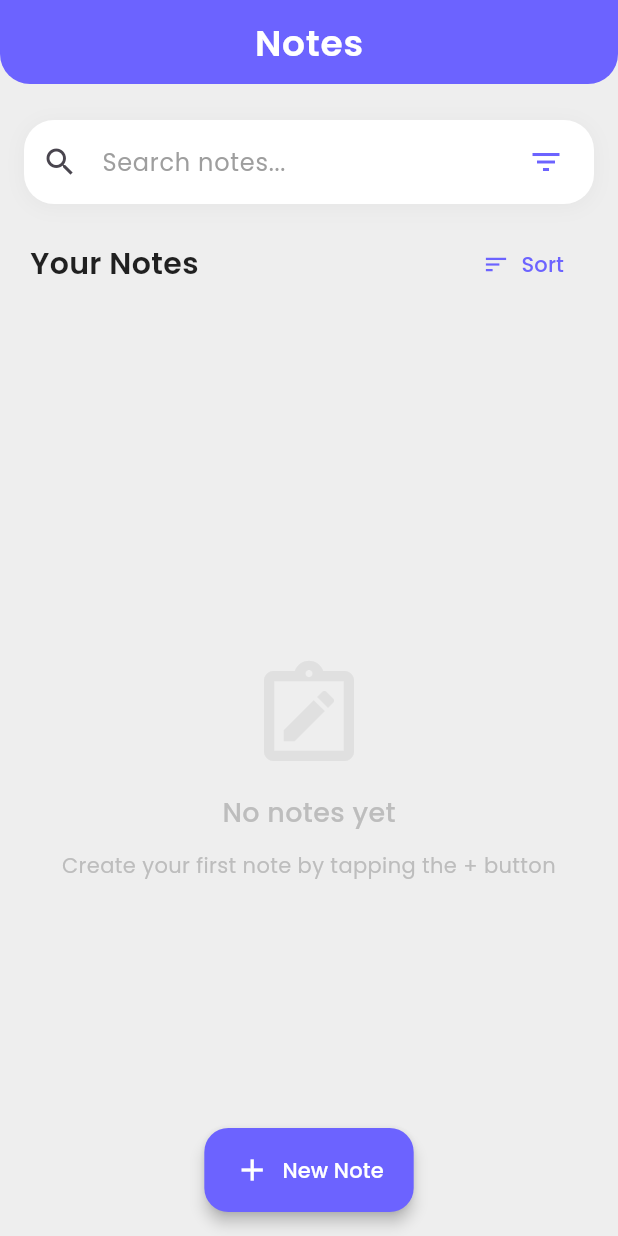
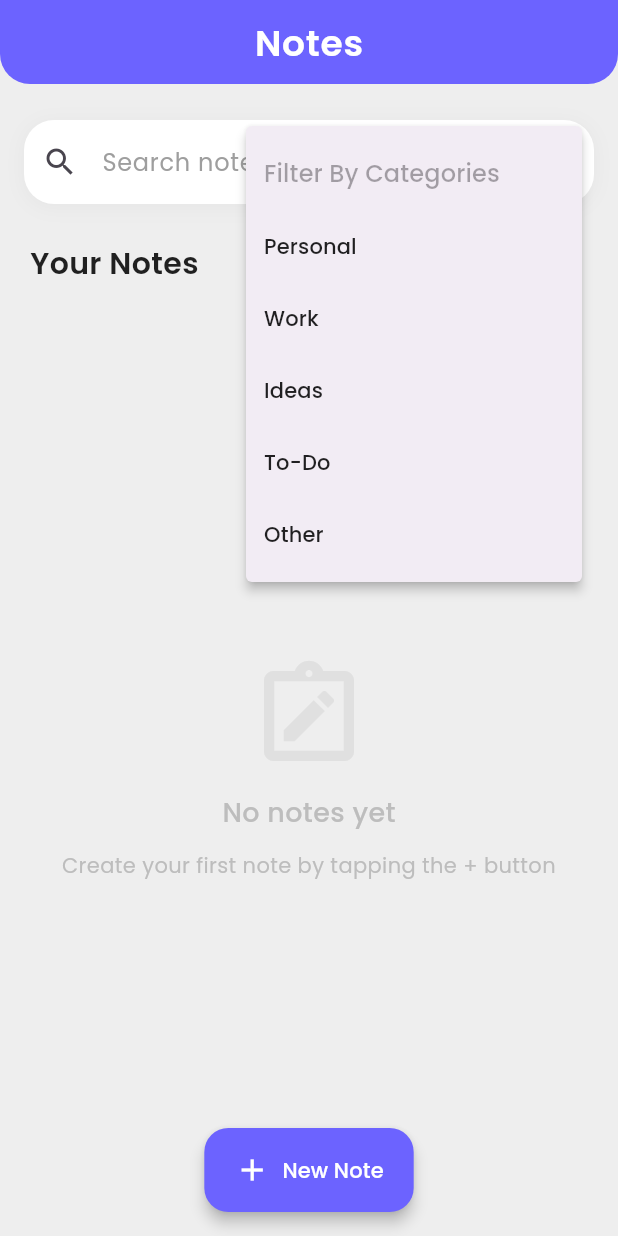
Before and after one commit to SahilLiotech/Notes-App, a Flutter app: the screen it shows after launch, after a tap on the "filter list" icon, on a phone screen of 412 x 824 dp. Run offline on Flutter 3.47's test engine with Material 3 defaults, Android fonts, the phone set to English and light mode, and no system bars; our stand-ins replace flutter_riverpod, google_fonts, hive; missing offline and left inert: flutter_quill; accounts and stored records are empty.

Commit message:
filter by category

```diff
--- a/lib/screens/home_screen.dart
+++ b/lib/screens/home_screen.dart
@@ -18,6 +18,14 @@ class HomeScreen extends ConsumerStatefulWidget {
 
 class _HomeScreenState extends ConsumerState<HomeScreen> {
   final searchController = TextEditingController();
+
+  final List<String> categories = [
+    'Personal',
+    'Work',
+    'Ideas',
+    'To-Do',
+    'Other',
+  ];
 
   void _showOptionsMenu() {
     showModalBottomSheet(
@@ -104,46 +112,44 @@ class _HomeScreenState extends ConsumerState<HomeScreen> {
                     decoration: BoxDecoration(
                       borderRadius: BorderRadius.circular(12.0),
                     ),
-                    child: IconButton(
+                    child: PopupMenuButton(
                       icon: const Icon(
                         Icons.filter_list,
                         color: Color(0xFF6C63FF),
                       ),
-                      onPressed: () {
-                        PopupMenuButton<int>(
-                          itemBuilder:
-                              (context) => [
-                                // PopupMenuItem 1
-                                PopupMenuItem(
-                                  value: 1,
-                                  // row with 2 children
-                                  child: Row(
-                                    children: [
-                                      const Icon(Icons.star),
-                                      const SizedBox(width: 10),
-                                      const Text("Get The App"),
-                                    ],
-                                  ),
+
+                      itemBuilder: (context) {
+                        return [
+                          PopupMenuItem(
+                            enabled: false,
+                            value: 'All',
+                            child: Text(
+                              'Filter By Categories',
+                              style: GoogleFonts.poppins(
+                                fontSize: 16,
+                                fontWeight: FontWeight.w500,
+                              ),
+                            ),
+                          ),
+                          ...categories.map((category) {
+                            return PopupMenuItem(
+                              value: category,
+                              child: Text(
+                                category,
+                                style: GoogleFonts.poppins(
+                                  fontSize: 14,
+                                  color: Colors.black87,
                                 ),
-                                // PopupMenuItem 2
-                                PopupMenuItem(
-                                  value: 2,
-                                  // row with two children
-                                  child: Row(
-                                    children: [
-                                      const Icon(Icons.chrome_reader_mode),
-                                      const SizedBox(width: 10),
-                                      const Text("About"),
-                                    ],
-                                  ),
-                                ),
-                              ],
-                          offset: const Offset(0, 100),
-                          color: Colors.green,
-                          elevation: 2,
-                          // on selected we show the dialog box
-                          onSelected: (value) {},
-                        );
+                              ),
+                            );
+                          }),
+                        ];
+                      },
+                      onSelected: (value) {
+                        final selectedCategory = value;
+                        ref
+                            .read(notesProvider.notifier)
+                            .filterNotes(selectedCategory);
                       },
                     ),
                   ),
```
